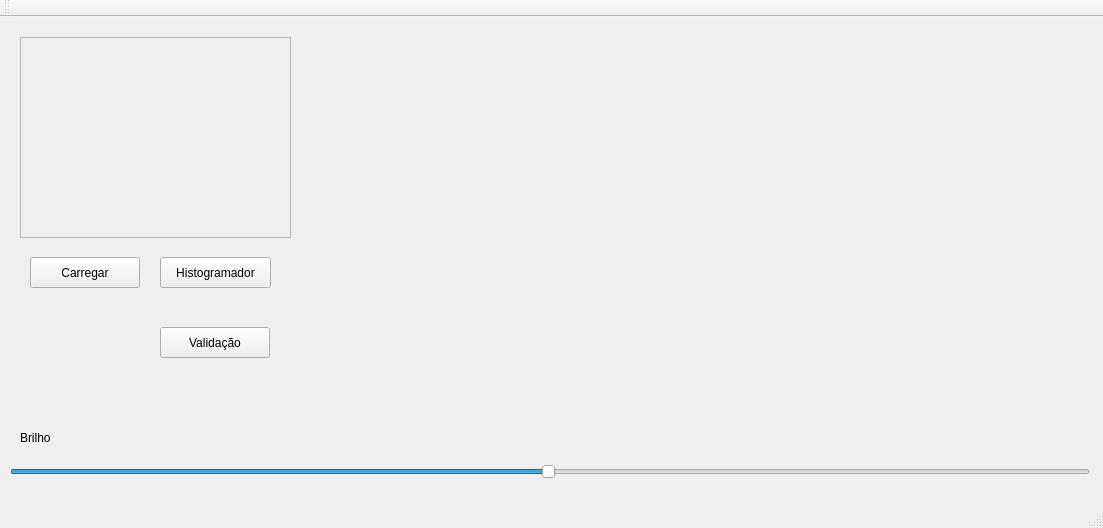
Before: the Qt Designer form mainwindow.ui in chr0m1ng/imageEqualizator, drawn with Qt 5.
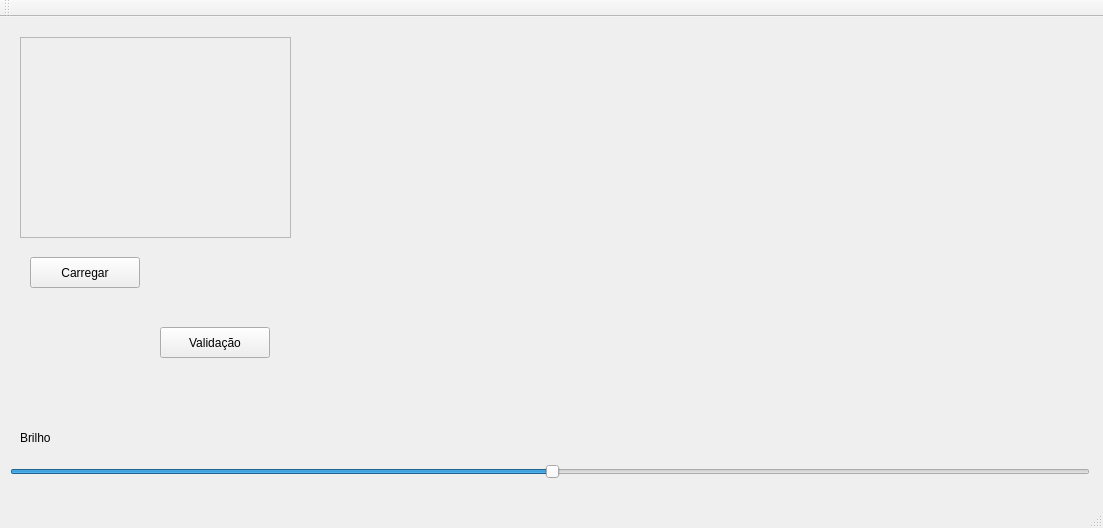
After: the same form once the commit is applied. Custom widgets are drawn as their Qt base class.

Diff of the .ui file:
```diff
--- a/mainwindow.ui
+++ b/mainwindow.ui
@@ -60,13 +60,19 @@
      </rect>
     </property>
     <property name="maximum">
-     <number>511</number>
+     <number>251</number>
+    </property>
+    <property name="singleStep">
+     <number>10</number>
+    </property>
+    <property name="pageStep">
+     <number>50</number>
     </property>
     <property name="value">
-     <number>255</number>
+     <number>126</number>
     </property>
     <property name="sliderPosition">
-     <number>255</number>
+     <number>126</number>
     </property>
     <property name="orientation">
      <enum>Qt::Horizontal</enum>
@@ -95,19 +101,6 @@
      </rect>
     </property>
    </widget>
-   <widget class="QPushButton" name="btMakeHist">
-    <property name="geometry">
-     <rect>
-      <x>160</x>
-      <y>240</y>
-      <width>111</width>
-      <height>31</height>
-     </rect>
-    </property>
-    <property name="text">
-     <string>Histogramador</string>
-    </property>
-   </widget>
    <widget class="QPushButton" name="btValidacao">
     <property name="geometry">
      <rect>
```
